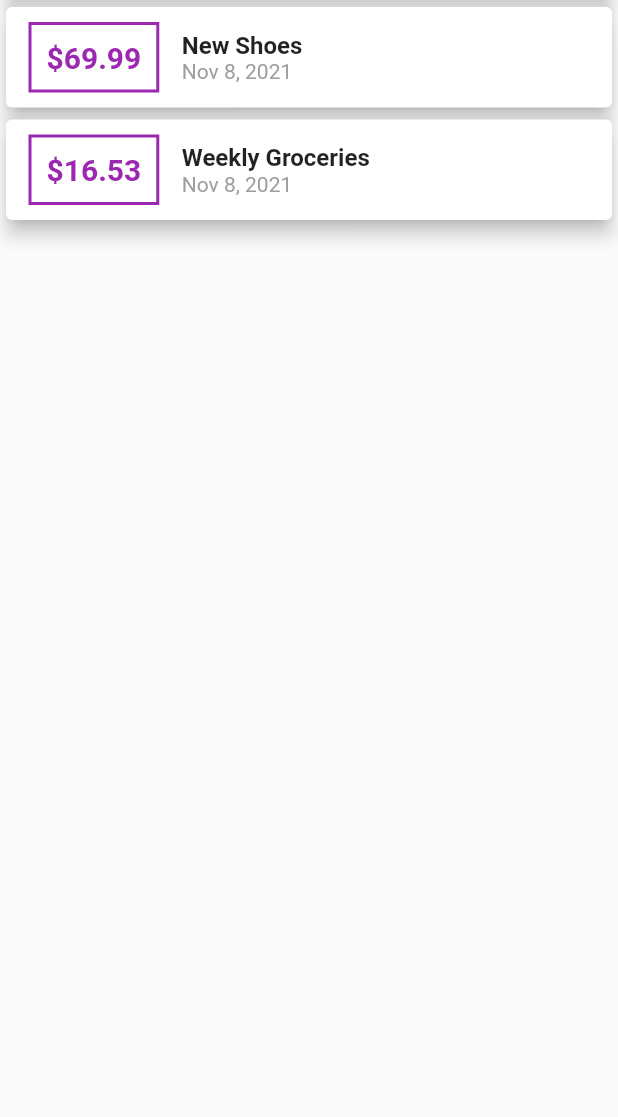
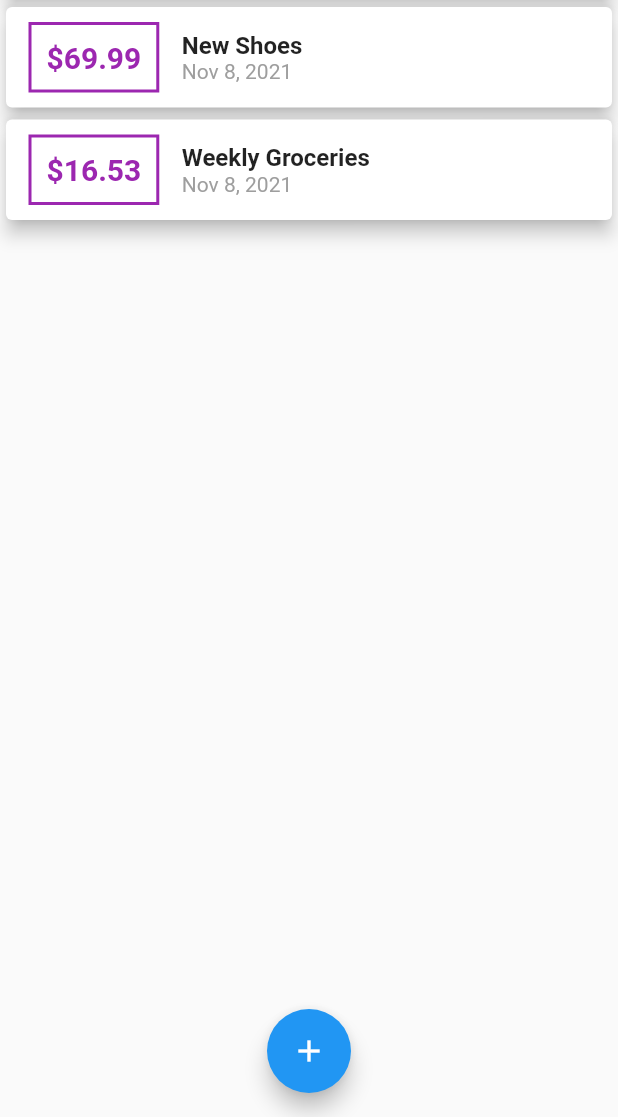
Before and after one commit to cmburch/MobileApps, a Flutter app: the screen it shows after launch, on a phone screen of 412 x 824 dp, the part 119-1236 px from its top. Run offline on Flutter 3.47's test engine with Material 2 defaults, Android fonts, the phone set to English and light mode, and no system bars.

Commit message:
[finance_app_2] add center floating button to bottom of screen for modal

```diff
--- a/finance_app_2/lib/main.dart
+++ b/finance_app_2/lib/main.dart
@@ -103,6 +103,11 @@ class _MyHomePageState extends State<MyHomePage> {
           ],
         ),
       ),
+      floatingActionButtonLocation: FloatingActionButtonLocation.centerFloat,
+      floatingActionButton: FloatingActionButton(
+        child: const Icon(Icons.add),
+        onPressed: ()=> _startAddNewTransaction(context),
+      ),
     );
   }
 }
```
